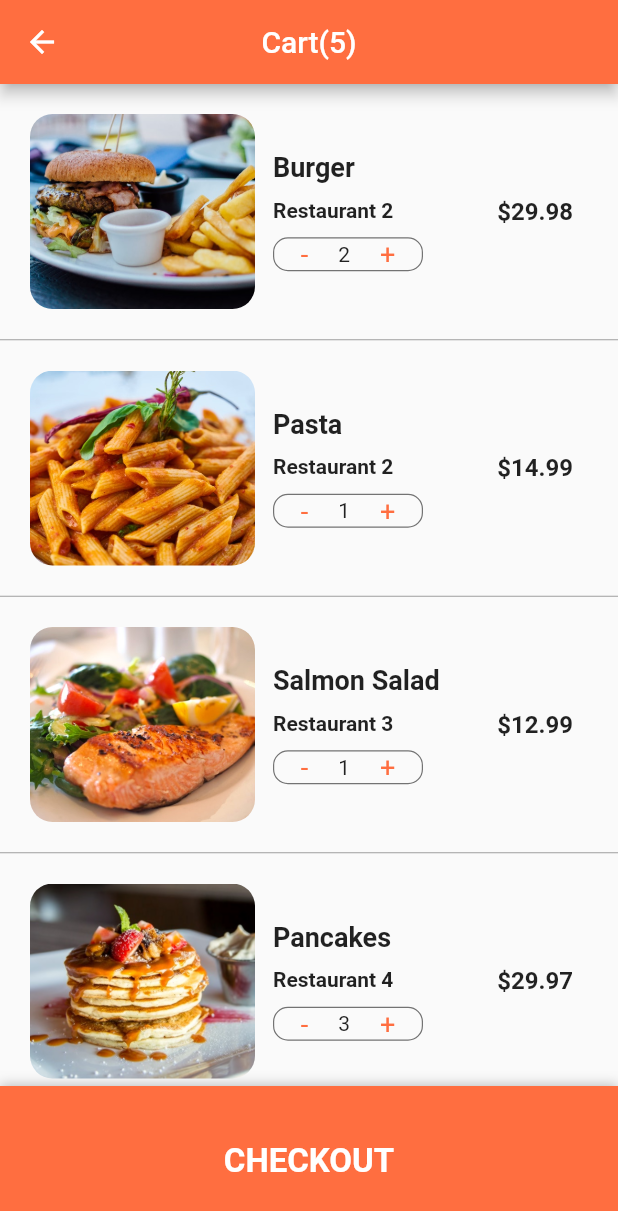
After one commit to Codrata/PickupChao, a Flutter app: the screen it shows after launch, after a tap on an icon or button, on a phone screen of 412 x 824 dp. The commit adds this screen. Shown: the top 1211 px of the screen. Run offline on Flutter 3.47's test engine with Material 2 defaults, Android fonts, the phone set to English and light mode, and no system bars.

Commit message:
UI Complete_FLUTTER

```diff
--- /dev/null
+++ b/lib/Screens/cart_screen.dart
@@ -0,0 +1,206 @@
+import 'package:flutter/cupertino.dart';
+import 'package:flutter/material.dart';
+import 'package:restaurant_app/data/data.dart';
+import 'package:restaurant_app/models/order.dart';
+
+class CartScreen extends StatefulWidget {
+  @override
+  _CartScreenState createState() => _CartScreenState();
+}
+
+class _CartScreenState extends State<CartScreen> {
+  _buildCartItem(Order order) {
+    var count = order.quantity;
+    return Container(
+      padding: EdgeInsets.all(20.0),
+      height: 170.0,
+      child: Expanded(
+        child: Row(
+          children: [
+            Container(
+                width: 150.0,
+                decoration: BoxDecoration(
+                    image: DecorationImage(
+                        image: AssetImage(order.food.imageUrl),
+                        fit: BoxFit.cover),
+                    borderRadius: BorderRadius.circular(15.0))),
+            Expanded(
+              child: Container(
+                margin: EdgeInsets.all(12.0),
+                child: Column(
+                  mainAxisAlignment: MainAxisAlignment.center,
+                  crossAxisAlignment: CrossAxisAlignment.start,
+                  children: [
+                    Text(
+                      order.food.name,
+                      style: TextStyle(
+                          fontSize: 18.0, fontWeight: FontWeight.bold),
+                      overflow: TextOverflow.ellipsis,
+                    ),
+                    SizedBox(
+                      height: 10.0,
+                    ),
+                    Text(
+                      order.restaurant.name,
+                      style: TextStyle(
+                          fontSize: 14.0, fontWeight: FontWeight.w600),
+                      overflow: TextOverflow.ellipsis,
+                    ),
+                    SizedBox(
+                      height: 10.0,
+                    ),
+                    Container(
+                      width: 100.0,
+                      decoration: BoxDecoration(
+                          borderRadius: BorderRadius.circular(10.0),
+                          border: Border.all(
+                            width: 0.8,
+                            color: Colors.black54,
+                          )),
+                      child: Row(
+                        mainAxisAlignment: MainAxisAlignment.center,
+                        children: [
+                          GestureDetector(
+                            child: Text('-',
+                                style: TextStyle(
+                                    color: Theme.of(context).primaryColor,
+                                    fontSize: 18.0)),
+                            onTap: () {
+                              setState(() {
+                                order.quantity--;
+                              });
+                            },
+                          ),
+                          SizedBox(
+                            width: 20.0,
+                          ),
+                          Text(count.toString()),
+                          SizedBox(
+                            width: 20.0,
+                          ),
+                          GestureDetector(
+                            child: Text('+',
+                                style: TextStyle(
+                                    color: Theme.of(context).primaryColor,
+                                    fontSize: 18.0)),
+                            onTap: () {
+                              setState(() {
+                                order.quantity++;
+                              });
+                            },
+                          ),
+                        ],
+                      ),
+                    )
+                  ],
+                ),
+              ),
+            ),
+            Container(
+                margin: EdgeInsets.all(10.0),
+                child: Text(
+                  '\$${order.quantity * order.food.price}',
+                  style: TextStyle(fontSize: 16.0, fontWeight: FontWeight.w600),
+                ))
+          ],
+        ),
+      ),
+    );
+  }
+
+  @override
+  Widget build(BuildContext context) {
+    double totalPrice = 0;
+    currentUser.cart.forEach(
+      (Order order) => totalPrice += order.quantity * order.food.price,
+    );
+    return Scaffold(
+      appBar: AppBar(
+        centerTitle: true,
+        title: Text(
+          'Cart(${currentUser.cart.length})',
+        ),
+      ),
+      body: ListView.separated(
+        itemCount: currentUser.cart.length + 1,
+        itemBuilder: (BuildContext context, int index) {
+          if (index < currentUser.cart.length) {
+            Order order = currentUser.cart[index];
+            return _buildCartItem(order);
+          }
+          return Padding(
+            padding: EdgeInsets.all(20.0),
+            child: Column(
+              children: [
+                Row(
+                  mainAxisAlignment: MainAxisAlignment.spaceBetween,
+                  children: [
+                    Text(
+                      'Estimated Delivery Time',
+                      style: TextStyle(
+                          fontSize: 18.0, fontWeight: FontWeight.w600),
+                    ),
+                    Text(
+                      '25 min',
+                      style: TextStyle(
+                          fontSize: 18.0, fontWeight: FontWeight.w600),
+                    ),
+                  ],
+                ),
+                SizedBox(
+                  height: 10.0,
+                ),
+                Row(
+                  mainAxisAlignment: MainAxisAlignment.spaceBetween,
+                  children: [
+                    Text(
+                      'Total Cost: ',
+                      style: TextStyle(
+                          fontSize: 18.0, fontWeight: FontWeight.w600),
+                    ),
+                    Text(
+                      '\$${totalPrice.toStringAsFixed(2)}',
+                      style: TextStyle(
+                          color: Colors.green[700],
+                          fontSize: 18.0,
+                          fontWeight: FontWeight.w600),
+                    ),
+                  ],
+                ),
+                SizedBox(
+                  height: 100.0,
+                )
+              ],
+            ),
+          );
+        },
+        separatorBuilder: (BuildContext context, int index) {
+          return Divider(height: 1.0, color: Colors.grey);
+        },
+      ),
+      bottomSheet: Container(
+        height: 100.0,
+        width: MediaQuery.of(context).size.width,
+        decoration:
+            BoxDecoration(color: Theme.of(context).primaryColor, boxShadow: [
+          BoxShadow(
+            color: Colors.black26,
+            offset: Offset(0, -1),
+            blurRadius: 6.0,
+          )
+        ]),
+        child: Center(
+          child: FlatButton(
+            child: Text(
+              'CHECKOUT',
+              style: TextStyle(
+                  color: Colors.white,
+                  fontSize: 22.0,
+                  fontWeight: FontWeight.bold),
+            ),
+          ),
+        ),
+      ),
+    );
+  }
+}
--- a/lib/Screens/home_screen.dart
+++ b/lib/Screens/home_screen.dart
@@ -4,6 +4,8 @@ import 'package:restaurant_app/data/data.dart';
 import 'package:restaurant_app/models/restaurant.dart';
 import 'package:restaurant_app/widgets/rating_stars.dart';
 import 'package:restaurant_app/widgets/recent_orders.dart';
+
+import 'cart_screen.dart';
 
 class HomeScreen extends StatefulWidget {
   @override
@@ -16,7 +18,12 @@ class _HomeScreenState extends State<HomeScreen> {
     restaurants.forEach((Restaurant restaurant) {
       restaurantList.add(
         GestureDetector(
-          onTap: () => Navigator.push(context, MaterialPageRoute(builder: (_) => RestaurantScreen(restaurant: restaurant),)),
+          onTap: () =>
+              Navigator.push(
+                  context,
+                  MaterialPageRoute(
+                    builder: (_) => RestaurantScreen(restaurant: restaurant),
+                  )),
           child: Container(
             margin: EdgeInsets.symmetric(horizontal: 20.0, vertical: 20.0),
             decoration: BoxDecoration(
@@ -55,7 +62,6 @@ class _HomeScreenState extends State<HomeScreen> {
                       SizedBox(
                         height: 4.0,
                       ),
-
                       Text(
                         restaurant.address,
                         style: TextStyle(
@@ -100,7 +106,13 @@ class _HomeScreenState extends State<HomeScreen> {
               'Cart(${currentUser.cart.length})',
               style: TextStyle(color: Colors.white, fontSize: 20.0),
             ),
-            onPressed: () {},
+            onPressed: () =>
+                Navigator.push(
+                  context,
+                  MaterialPageRoute(
+                    builder: (_) => CartScreen(),
+                  ),
+                ),
           )
         ],
       ),
--- a/lib/Screens/restaurant_screen.dart
+++ b/lib/Screens/restaurant_screen.dart
@@ -104,7 +104,7 @@ class _RestaurantScreenState extends State<RestaurantScreen> {
                   mainAxisAlignment: MainAxisAlignment.spaceBetween,
                   children: [
                     IconButton(
-                      icon: Icon(Icons.arrow_back_ios),
+                      icon: Icon(Icons.arrow_back),
                       color: Colors.white,
                       iconSize: 30.0,
                       onPressed: () => Navigator.pop(context),
--- a/lib/models/order.dart
+++ b/lib/models/order.dart
@@ -5,7 +5,7 @@ class Order {
   final Restaurant restaurant;
   final Food food;
   final String date;
-  final int quantity;
+  int quantity;
 
   Order({
     this.date,
```
